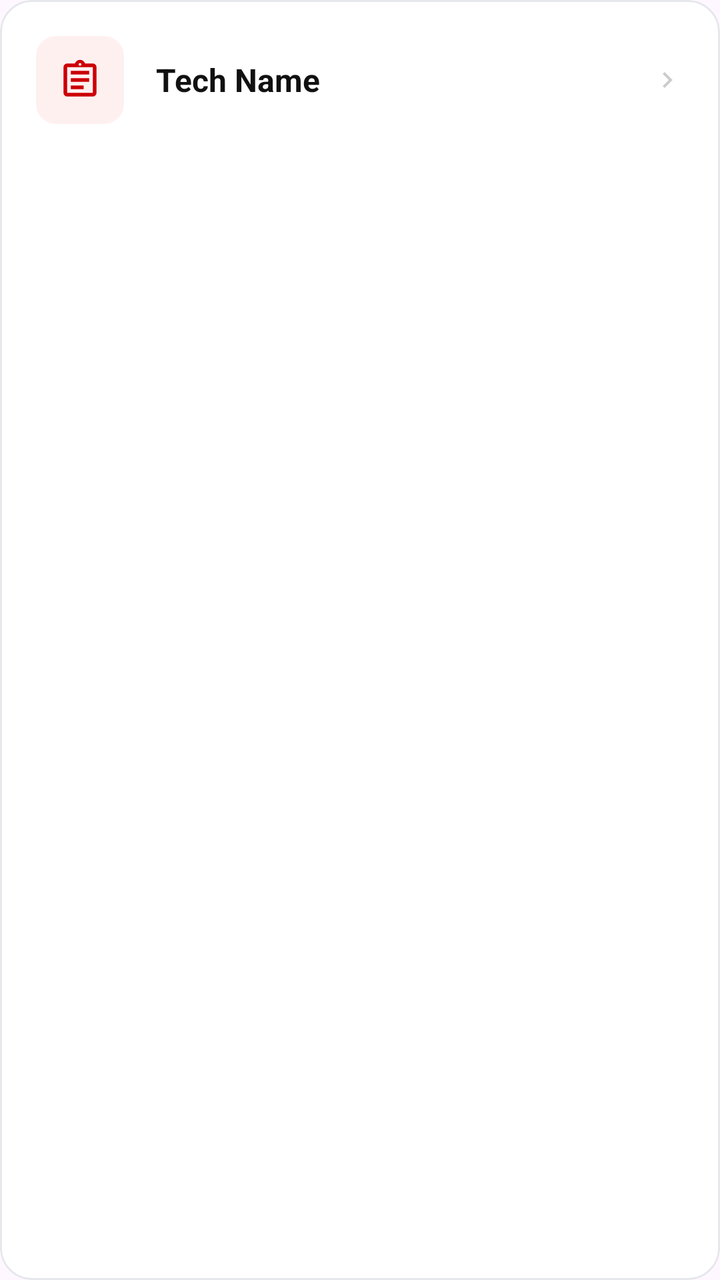
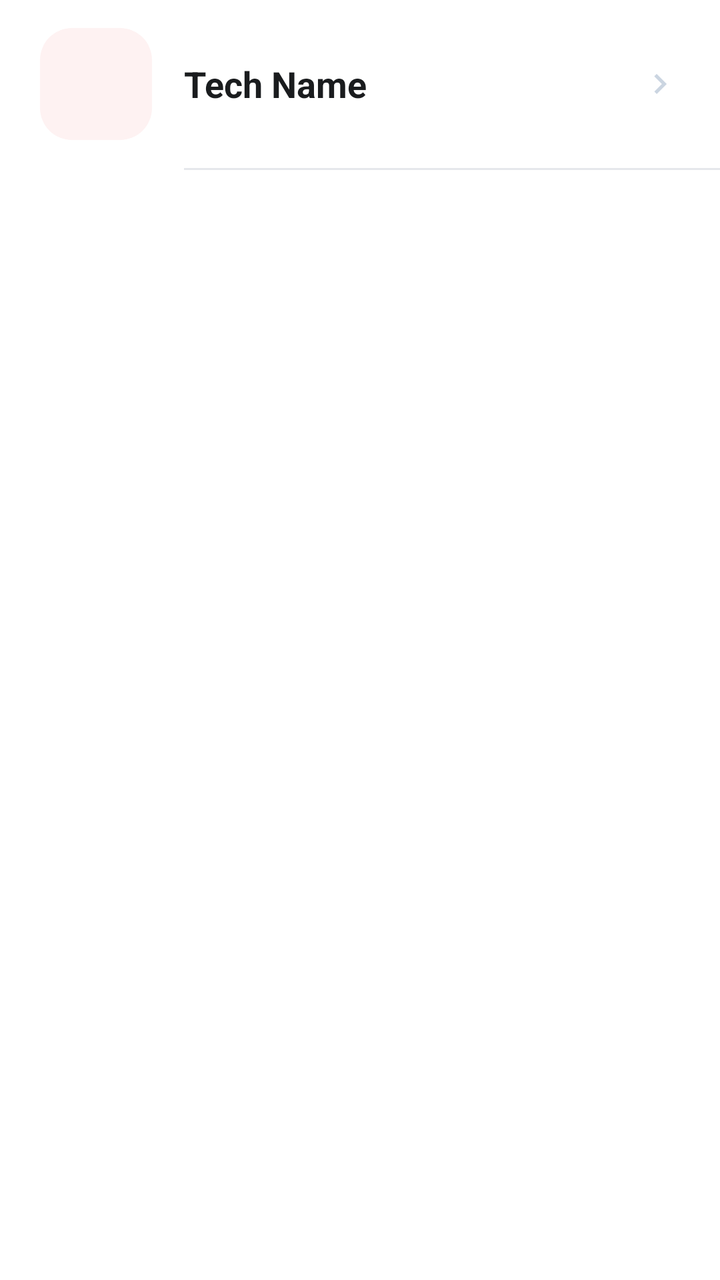

Two renders of the same Android screen: before a commit and after it. Below are the layout's source before the change and the commit's diff.
<!-- AndroidManifest.xml: application theme Theme.EmployeePOS2 -->
<!-- res/layout/item_tech.xml -->
<?xml version="1.0" encoding="utf-8"?>
<com.google.android.material.card.MaterialCardView
    xmlns:android="http://schemas.android.com/apk/res/android"
    xmlns:app="http://schemas.android.com/apk/res-auto"
    android:layout_width="match_parent"
    android:layout_height="wrap_content"
    android:layout_marginBottom="12dp"
    app:cardCornerRadius="16dp"
    app:cardElevation="0dp"
    app:strokeColor="#E5E7EB"
    app:strokeWidth="1dp"
    app:cardBackgroundColor="#FFFFFF"
    android:foreground="?attr/selectableItemBackground">

    <LinearLayout
        android:layout_width="match_parent"
        android:layout_height="wrap_content"
        android:orientation="horizontal"
        android:gravity="center_vertical"
        android:padding="18dp">

        <FrameLayout
            android:layout_width="44dp"
            android:layout_height="44dp"
            android:background="@drawable/bg_icon_red">
            <ImageView
                android:layout_width="22dp"
                android:layout_height="22dp"
                android:layout_gravity="center"
                android:src="@drawable/ic_picklist"
                app:tint="#CC0007" />
        </FrameLayout>

        <TextView
            android:id="@+id/tvTechName"
            android:layout_width="0dp"
            android:layout_height="wrap_content"
            android:layout_weight="1"
            android:layout_marginStart="16dp"
            android:text="Tech Name"
            android:textSize="16sp"
            android:textStyle="bold"
            android:textColor="#111111" />

        <ImageView
            android:layout_width="16dp"
            android:layout_height="16dp"
            android:src="@drawable/ic_chevron_right"
            app:tint="#CCCCCC" />
    </LinearLayout>
</com.google.android.material.card.MaterialCardView>
<!-- resources referenced by this layout -->
<resources>
  <!-- drawable bg_icon_red (drawable) -->
  <?xml version="1.0" encoding="utf-8"?>
  <shape xmlns:android="http://schemas.android.com/apk/res/android"
      android:shape="rectangle">
      <solid android:color="#FFF0F0" />
      <corners android:radius="10dp" />
  </shape>
  <!-- drawable ic_chevron_right (drawable) -->
  <vector xmlns:android="http://schemas.android.com/apk/res/android" android:autoMirrored="true" android:height="24dp" android:tint="#000000" android:viewportHeight="960" android:viewportWidth="960" android:width="24dp">
        
      <path android:fillColor="@android:color/white" android:pathData="M504,480L320,296L376,240L616,480L376,720L320,664L504,480Z"/>
      
  </vector>
  <!-- drawable ic_picklist (drawable) -->
  <vector xmlns:android="http://schemas.android.com/apk/res/android" android:autoMirrored="true" android:height="24dp" android:tint="#000000" android:viewportHeight="960" android:viewportWidth="960" android:width="24dp">
        
      <path android:fillColor="@android:color/white" android:pathData="M200,840Q167,840 143.5,816.5Q120,793 120,760L120,200Q120,167 143.5,143.5Q167,120 200,120L368,120Q381,84 411.5,62Q442,40 480,40Q518,40 548.5,62Q579,84 592,120L760,120Q793,120 816.5,143.5Q840,167 840,200L840,760Q840,793 816.5,816.5Q793,840 760,840L200,840ZM200,760L760,760Q760,760 760,760Q760,760 760,760L760,200Q760,200 760,200Q760,200 760,200L200,200Q200,200 200,200Q200,200 200,200L200,760Q200,760 200,760Q200,760 200,760ZM280,680L560,680L560,600L280,600L280,680ZM280,520L680,520L680,440L280,440L280,520ZM280,360L680,360L680,280L280,280L280,360ZM501.5,161.5Q510,153 510,140Q510,127 501.5,118.5Q493,110 480,110Q467,110 458.5,118.5Q450,127 450,140Q450,153 458.5,161.5Q467,170 480,170Q493,170 501.5,161.5ZM200,760Q200,760 200,760Q200,760 200,760L200,200Q200,200 200,200Q200,200 200,200L200,200Q200,200 200,200Q200,200 200,200L200,760Q200,760 200,760Q200,760 200,760Z"/>
      
  </vector>
  <style name="Theme.EmployeePOS2" parent="Base.Theme.EmployeePOS2" />
  <style name="Base.Theme.EmployeePOS2" parent="Theme.Material3.DayNight.NoActionBar">
          
          
      </style>
</resources>

<!-- the commit's change to res/layout/item_tech.xml (unified diff, before → after) -->
@@ -1,51 +1,66 @@
 <?xml version="1.0" encoding="utf-8"?>
-<com.google.android.material.card.MaterialCardView
-    xmlns:android="http://schemas.android.com/apk/res/android"
+<LinearLayout xmlns:android="http://schemas.android.com/apk/res/android"
     xmlns:app="http://schemas.android.com/apk/res-auto"
+    xmlns:tools="http://schemas.android.com/tools"
     android:layout_width="match_parent"
     android:layout_height="wrap_content"
-    android:layout_marginBottom="12dp"
-    app:cardCornerRadius="16dp"
-    app:cardElevation="0dp"
-    app:strokeColor="#E5E7EB"
-    app:strokeWidth="1dp"
-    app:cardBackgroundColor="#FFFFFF"
-    android:foreground="?attr/selectableItemBackground">
+    android:background="?attr/selectableItemBackground"
+    android:clickable="true"
+    android:focusable="true"
+    android:orientation="vertical">
 
     <LinearLayout
         android:layout_width="match_parent"
         android:layout_height="wrap_content"
+        android:gravity="center_vertical"
         android:orientation="horizontal"
-        android:gravity="center_vertical"
-        android:padding="18dp">
+        android:paddingHorizontal="20dp"
+        android:paddingVertical="14dp">
 
         <FrameLayout
-            android:layout_width="44dp"
-            android:layout_height="44dp"
-            android:background="@drawable/bg_icon_red">
-            <ImageView
-                android:layout_width="22dp"
-                android:layout_height="22dp"
-                android:layout_gravity="center"
-                android:src="@drawable/ic_picklist"
-                app:tint="#CC0007" />
+            android:layout_width="56dp"
+            android:layout_height="56dp">
+
+            <TextView
+                android:id="@+id/tvTechInitials"
+                android:layout_width="match_parent"
+                android:layout_height="match_parent"
+                android:background="@drawable/bg_avatar_square"
+                android:gravity="center"
+                android:textColor="#CC0007"
+                android:textSize="18sp"
+                android:textStyle="bold" />
+
+            <com.google.android.material.imageview.ShapeableImageView
+                android:id="@+id/ivTechAvatar"
+                android:layout_width="match_parent"
+                android:layout_height="match_parent"
+                android:scaleType="centerCrop"
+                android:visibility="gone"
+                app:shapeAppearanceOverlay="@style/RoundedSquare" />
         </FrameLayout>
 
         <TextView
             android:id="@+id/tvTechName"
             android:layout_width="0dp"
             android:layout_height="wrap_content"
+            android:layout_marginStart="16dp"
             android:layout_weight="1"
-            android:layout_marginStart="16dp"
             android:text="Tech Name"
-            android:textSize="16sp"
-            android:textStyle="bold"
-            android:textColor="#111111" />
+            android:textColor="#1A1C1E"
+            android:textSize="18sp"
+            android:textStyle="bold" />
 
         <ImageView
-            android:layout_width="16dp"
-            android:layout_height="16dp"
-            android:src="@drawable/ic_chevron_right"
-            app:tint="#CCCCCC" />
+            android:layout_width="20dp"
+            android:layout_height="20dp"
+            android:importantForAccessibility="no"
+            android:src="@drawable/ic_job_chevron" />
     </LinearLayout>
-</com.google.android.material.card.MaterialCardView>
+
+        <View
+            android:layout_width="match_parent"
+            android:layout_height="1dp"
+            android:layout_marginStart="92dp"
+            android:background="#E5E7EB" />
+</LinearLayout>
<!-- resource entries referenced after the edit -->
@@ -1,28 +1,32 @@
 <!-- resources referenced by this layout -->
 <resources>
-  <!-- drawable bg_icon_red (drawable) -->
+  <!-- drawable bg_avatar_square (drawable) -->
   <?xml version="1.0" encoding="utf-8"?>
-  <shape xmlns:android="http://schemas.android.com/apk/res/android"
-      android:shape="rectangle">
-      <solid android:color="#FFF0F0" />
-      <corners android:radius="10dp" />
+  <shape xmlns:android="http://schemas.android.com/apk/res/android">
+      <solid android:color="#FEF2F2" />
+      <corners android:radius="16dp" />
   </shape>
-  <!-- drawable ic_chevron_right (drawable) -->
-  <vector xmlns:android="http://schemas.android.com/apk/res/android" android:autoMirrored="true" android:height="24dp" android:tint="#000000" android:viewportHeight="960" android:viewportWidth="960" android:width="24dp">
-        
-      <path android:fillColor="@android:color/white" android:pathData="M504,480L320,296L376,240L616,480L376,720L320,664L504,480Z"/>
-      
+  <!-- drawable ic_job_chevron (drawable) -->
+  <vector xmlns:android="http://schemas.android.com/apk/res/android"
+      android:width="20dp" android:height="20dp" android:viewportWidth="24" android:viewportHeight="24">
+      <path android:fillColor="#CBD5E1" android:pathData="M8.59,16.59L13.17,12 8.59,7.41 10,6l6,6 -6,6z"/>
   </vector>
-  <!-- drawable ic_picklist (drawable) -->
-  <vector xmlns:android="http://schemas.android.com/apk/res/android" android:autoMirrored="true" android:height="24dp" android:tint="#000000" android:viewportHeight="960" android:viewportWidth="960" android:width="24dp">
-        
-      <path android:fillColor="@android:color/white" android:pathData="M200,840Q167,840 143.5,816.5Q120,793 120,760L120,200Q120,167 143.5,143.5Q167,120 200,120L368,120Q381,84 411.5,62Q442,40 480,40Q518,40 548.5,62Q579,84 592,120L760,120Q793,120 816.5,143.5Q840,167 840,200L840,760Q840,793 816.5,816.5Q793,840 760,840L200,840ZM200,760L760,760Q760,760 760,760Q760,760 760,760L760,200Q760,200 760,200Q760,200 760,200L200,200Q200,200 200,200Q200,200 200,200L200,760Q200,760 200,760Q200,760 200,760ZM280,680L560,680L560,600L280,600L280,680ZM280,520L680,520L680,440L280,440L280,520ZM280,360L680,360L680,280L280,280L280,360ZM501.5,161.5Q510,153 510,140Q510,127 501.5,118.5Q493,110 480,110Q467,110 458.5,118.5Q450,127 450,140Q450,153 458.5,161.5Q467,170 480,170Q493,170 501.5,161.5ZM200,760Q200,760 200,760Q200,760 200,760L200,200Q200,200 200,200Q200,200 200,200L200,200Q200,200 200,200Q200,200 200,200L200,760Q200,760 200,760Q200,760 200,760Z"/>
-      
-  </vector>
+  <style name="RoundedSquare">
+          <item name="cornerFamily">rounded</item>
+          <item name="cornerSize">16dp</item>
+      </style>
   <style name="Theme.EmployeePOS2" parent="Base.Theme.EmployeePOS2" />
   <style name="Base.Theme.EmployeePOS2" parent="Theme.Material3.DayNight.NoActionBar">
           
-          
+          <item name="colorPrimary">#CC0007</item>
+          <item name="colorOnPrimary">#FFFFFF</item>
+          <item name="colorPrimaryContainer">#FEE2E2</item>
+          <item name="colorOnPrimaryContainer">#CC0007</item>
+          <item name="colorSecondary">#CC0007</item>
+          <item name="colorSecondaryContainer">#FEE2E2</item>
+          <item name="colorOnSecondaryContainer">#CC0007</item>
+          <item name="colorSurface">#FFFFFF</item>
+          <item name="android:windowBackground">#FFFFFF</item>
       </style>
 </resources>
 
